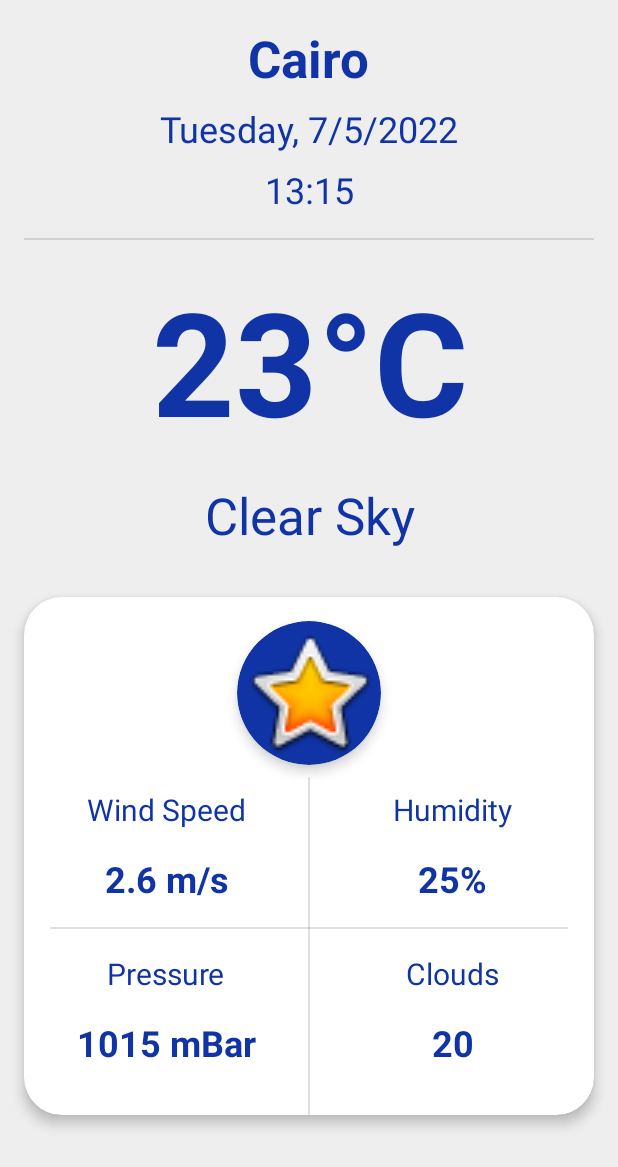
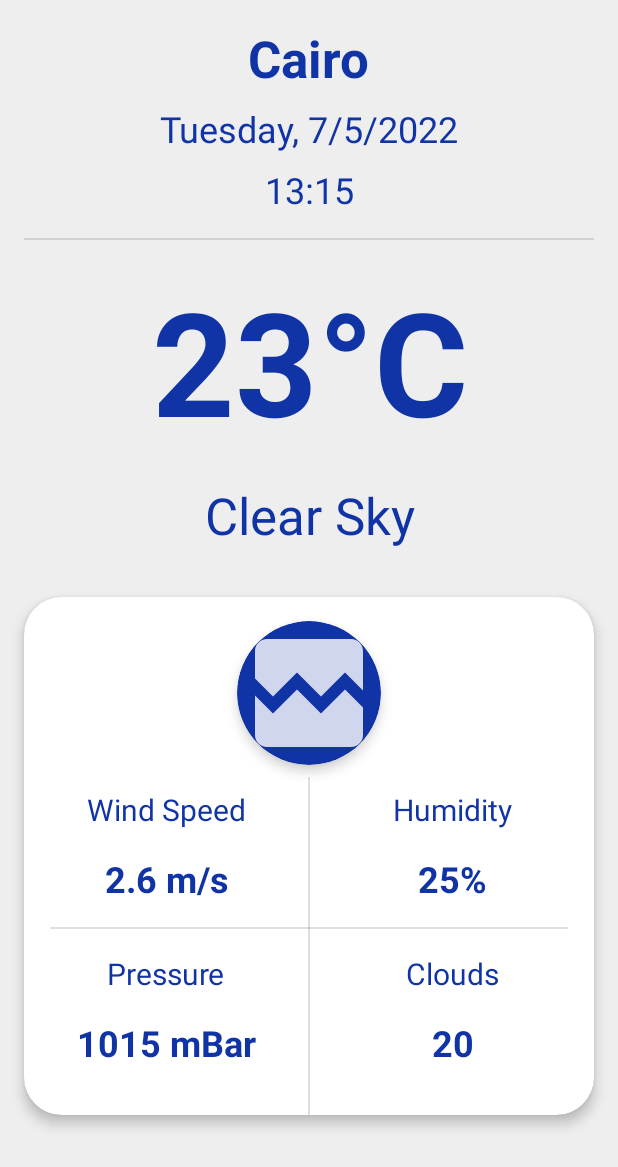
Before and after one commit to YoussefSameh10/WeatherApp, an Android app: the layout fragment_home.xml on its own in the app's theme, with its tools: preview values and no code run, on a phone screen of 412 x 824 dp. Shown: the top 1167 px of the screen. Run offline under Robolectric (Android 15) with nearby library versions, the phone set to English and light mode, and no system bars.

Commit message:
Fixed some localization problems

```diff
--- a/app/src/main/res/layout/fragment_home.xml
+++ b/app/src/main/res/layout/fragment_home.xml
@@ -125,7 +125,6 @@
                                 android:id="@+id/imageViewWeatherIcon"
                                 android:layout_width="96dp"
                                 android:layout_height="96dp"
-                                android:src="@android:drawable/btn_star_big_on"
                                 app:layout_constraintBottom_toBottomOf="parent"
                                 app:layout_constraintEnd_toEndOf="parent"
                                 app:layout_constraintStart_toStartOf="parent"
@@ -162,7 +161,7 @@
                         android:layout_width="wrap_content"
                         android:layout_height="wrap_content"
                         android:layout_marginTop="8dp"
-                        android:text="Wind Speed"
+                        android:text="@string/wind_speed"
                         android:textColor="@color/egyptian_blue"
                         android:textSize="20sp"
                         app:layout_constraintEnd_toStartOf="@+id/divider3"
@@ -174,7 +173,7 @@
                         android:id="@+id/textView14"
                         android:layout_width="wrap_content"
                         android:layout_height="wrap_content"
-                        android:text="Humidity"
+                        android:text="@string/humidity"
                         android:textColor="@color/egyptian_blue"
                         android:textSize="20sp"
                         app:layout_constraintEnd_toEndOf="parent"
@@ -186,7 +185,7 @@
                         android:id="@+id/textView15"
                         android:layout_width="wrap_content"
                         android:layout_height="wrap_content"
-                        android:text="Clouds"
+                        android:text="@string/clouds"
                         android:textColor="@color/egyptian_blue"
                         android:textSize="20sp"
                         app:layout_constraintEnd_toEndOf="parent"
@@ -199,7 +198,7 @@
                         android:layout_width="wrap_content"
                         android:layout_height="wrap_content"
                         android:layout_marginTop="16dp"
-                        android:text="Pressure"
+                        android:text="@string/pressure"
                         android:textColor="@color/egyptian_blue"
                         android:textSize="20sp"
                         app:layout_constraintEnd_toStartOf="@+id/divider3"
--- a/app/src/main/res/values/strings.xml
+++ b/app/src/main/res/values/strings.xml
@@ -35,4 +35,8 @@
     <string name="choose_a_city">Choose a city</string>
     <string name="no_location_dialog_title">Can\'t detect your location!</string>
     <string name="no_location_dialog_message">Please choose your location</string>
+    <string name="wind_speed">Wind Speed</string>
+    <string name="humidity">Humidity</string>
+    <string name="clouds">Clouds</string>
+    <string name="pressure">Pressure</string>
 </resources>
```
Also changed, not shown: app/src/main/java/com/youssef/weatherapp/utils/Formatter.kt (+6 -4 lines), 1 other file.
